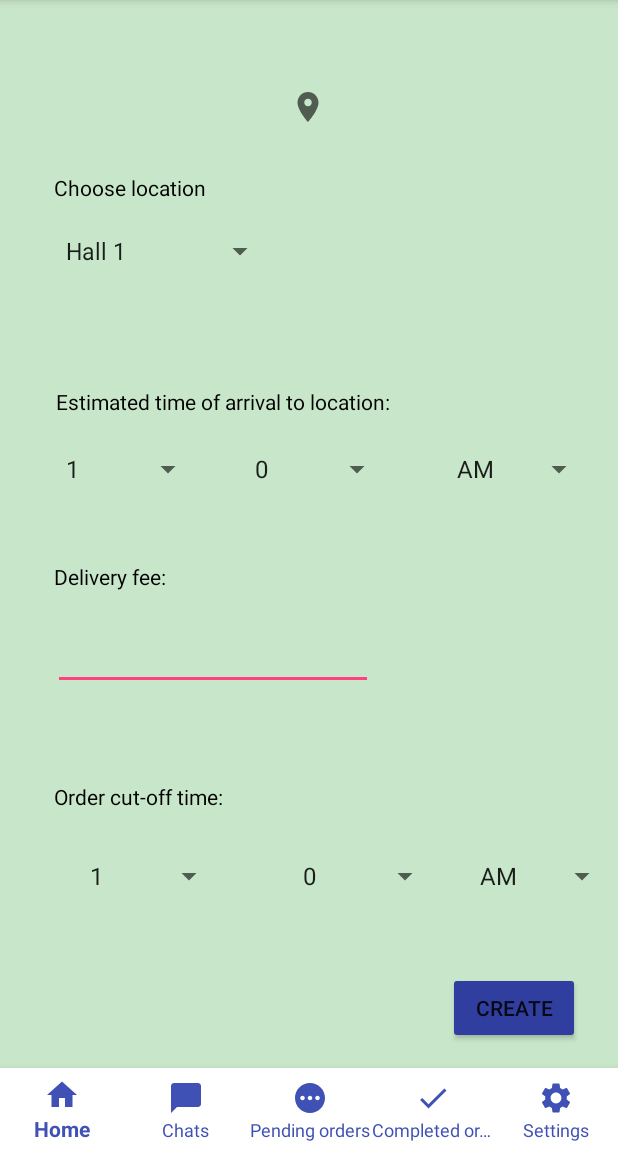
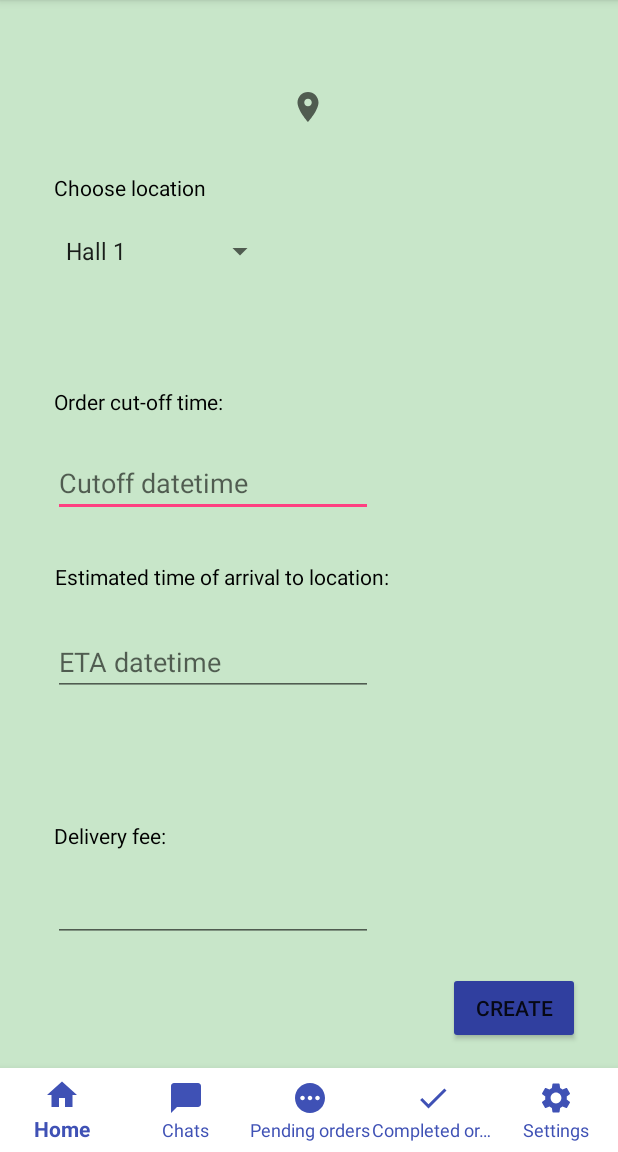
Before and after one commit to poojasnag/Sandbox, an Android app: the CreateDeliveryActivity screen opened directly, with no data from a screen before it, on a phone screen of 412 x 824 dp, the part 84-1236 px from its top. Run offline under Robolectric (Android 15) with nearby library versions, the phone set to English and light mode, and no system bars; our stand-ins replace Firebase (no records; nobody signed in at launch, a user with empty details on screens opened directly).

Commit message:
Datetime picker but cannot store value yet

```diff
--- a/app/src/main/res/layout/activity_create_delivery.xml
+++ b/app/src/main/res/layout/activity_create_delivery.xml
@@ -35,17 +35,29 @@
         app:layout_constraintVertical_bias="0.154" />
 
     <TextView
-        android:id="@+id/textView4"
+        android:id="@+id/cutoff_textview"
+        style="@style/Text"
+        android:layout_width="wrap_content"
+        android:layout_height="wrap_content"
+        android:text="@string/create_delivery_end"
+        app:layout_constraintBottom_toBottomOf="parent"
+        app:layout_constraintEnd_toEndOf="parent"
+        app:layout_constraintHorizontal_bias="0.121"
+        app:layout_constraintStart_toStartOf="parent"
+        app:layout_constraintTop_toTopOf="parent"
+        app:layout_constraintVertical_bias="0.345" />
+
+    <TextView
+        android:id="@+id/eta_textview"
         style="@style/Text"
         android:layout_width="wrap_content"
         android:layout_height="wrap_content"
         android:text="@string/create_delivery_time"
         app:layout_constraintBottom_toBottomOf="parent"
         app:layout_constraintEnd_toEndOf="parent"
-        app:layout_constraintHorizontal_bias="0.196"
+        app:layout_constraintHorizontal_bias="0.194"
         app:layout_constraintStart_toStartOf="parent"
-        app:layout_constraintTop_toTopOf="parent"
-        app:layout_constraintVertical_bias="0.345" />
+        app:layout_constraintTop_toTopOf="parent" />
 
     <Spinner
         android:id="@+id/create_delivery_select_location"
@@ -59,42 +71,35 @@
         app:layout_constraintTop_toTopOf="parent"
         app:layout_constraintVertical_bias="0.209" />
 
-    <Spinner
-        android:id="@+id/create_delivery_ETA_hour"
-        android:layout_width="100dp"
+    <EditText
+        android:id="@+id/cutoff_datetime"
+        android:layout_width="wrap_content"
         android:layout_height="wrap_content"
-        android:layout_marginStart="36dp"
-        android:entries="@array/hours"
-        app:layout_constraintBottom_toBottomOf="parent"
+        android:layout_marginTop="4dp"
+        android:ems="10"
+        android:inputType="none"
+        android:hint="Cutoff datetime"
+        app:layout_constraintBottom_toTopOf="@+id/create_delivery_fee_text"
+        app:layout_constraintEnd_toEndOf="parent"
+        app:layout_constraintHorizontal_bias="0.179"
         app:layout_constraintStart_toStartOf="parent"
-        app:layout_constraintTop_toTopOf="parent"
-        app:layout_constraintVertical_bias="0.404" />
+        app:layout_constraintTop_toBottomOf="@+id/cutoff_textview"
+        app:layout_constraintVertical_bias="0.082" />
 
-    <Spinner
-        android:id="@+id/create_delivery_ETA_min"
-        android:layout_width="100dp"
+    <EditText
+        android:id="@+id/eta_datetime"
+        android:layout_width="wrap_content"
         android:layout_height="wrap_content"
-        android:layout_marginEnd="40dp"
-        android:entries="@array/minutes"
-        app:layout_constraintBottom_toBottomOf="parent"
+        android:layout_marginTop="4dp"
+        android:ems="10"
+        android:inputType="none"
+        android:hint="ETA datetime"
+        app:layout_constraintBottom_toTopOf="@+id/create_delivery_fee_text"
         app:layout_constraintEnd_toEndOf="parent"
-        app:layout_constraintHorizontal_bias="0.192"
-        app:layout_constraintStart_toEndOf="@+id/create_delivery_ETA_hour"
-        app:layout_constraintTop_toTopOf="parent"
-        app:layout_constraintVertical_bias="0.404" />
-
-    <Spinner
-        android:id="@+id/am_or_pm"
-        android:layout_width="100dp"
-        android:layout_height="wrap_content"
-        android:entries="@array/am_pm"
-        android:spinnerMode="dropdown"
-        app:layout_constraintBottom_toBottomOf="parent"
-        app:layout_constraintEnd_toEndOf="parent"
-        app:layout_constraintHorizontal_bias="0.694"
-        app:layout_constraintStart_toEndOf="@+id/create_delivery_ETA_min"
-        app:layout_constraintTop_toTopOf="parent"
-        app:layout_constraintVertical_bias="0.404" />
+        app:layout_constraintHorizontal_bias="0.179"
+        app:layout_constraintStart_toStartOf="parent"
+        app:layout_constraintTop_toBottomOf="@+id/cutoff_textview"
+        app:layout_constraintVertical_bias="0.621" />
 
     <EditText
         android:id="@+id/create_delivery_fee"
@@ -108,7 +113,8 @@
         app:layout_constraintHorizontal_bias="0.179"
         app:layout_constraintStart_toStartOf="parent"
         app:layout_constraintTop_toTopOf="parent"
-        app:layout_constraintVertical_bias="0.574" />
+        app:layout_constraintVertical_bias="0.806" />
+
 
     <TextView
         android:id="@+id/create_delivery_fee_text"
@@ -120,59 +126,8 @@
         app:layout_constraintEnd_toEndOf="parent"
         app:layout_constraintHorizontal_bias="0.107"
         app:layout_constraintStart_toStartOf="parent"
-        app:layout_constraintTop_toTopOf="parent" />
-
-    <TextView
-        android:id="@+id/create_delivery_cutoff_text"
-        style="@style/Text"
-        android:layout_width="wrap_content"
-        android:layout_height="wrap_content"
-        android:text="@string/create_delivery_end"
-        app:layout_constraintBottom_toBottomOf="parent"
-        app:layout_constraintEnd_toEndOf="parent"
-        app:layout_constraintHorizontal_bias="0.121"
-        app:layout_constraintStart_toStartOf="parent"
         app:layout_constraintTop_toTopOf="parent"
-        app:layout_constraintVertical_bias="0.696" />
-
-
-    <Spinner
-        android:id="@+id/cutoff_time_hour"
-        android:layout_width="98dp"
-        android:layout_height="wrap_content"
-        android:layout_marginStart="52dp"
-        android:entries="@array/hours"
-        app:layout_constraintBottom_toBottomOf="parent"
-        app:layout_constraintStart_toStartOf="parent"
-        app:layout_constraintTop_toTopOf="parent"
-        app:layout_constraintVertical_bias="0.769" />
-
-    <Spinner
-        android:id="@+id/cutoff_time_min"
-        android:layout_width="100dp"
-        android:layout_height="wrap_content"
-        android:layout_marginStart="44dp"
-        android:layout_marginEnd="40dp"
-        android:entries="@array/minutes"
-        app:layout_constraintBottom_toBottomOf="parent"
-        app:layout_constraintEnd_toEndOf="parent"
-        app:layout_constraintHorizontal_bias="0.0"
-        app:layout_constraintStart_toEndOf="@+id/cutoff_time_hour"
-        app:layout_constraintTop_toTopOf="parent"
-        app:layout_constraintVertical_bias="0.769" />
-
-    <Spinner
-        android:id="@+id/cutoff_time_am_or_pm"
-        android:layout_width="100dp"
-        android:layout_height="wrap_content"
-        android:layout_marginStart="43dp"
-        android:entries="@array/am_pm"
-        app:layout_constraintBottom_toBottomOf="parent"
-        app:layout_constraintEnd_toEndOf="parent"
-        app:layout_constraintHorizontal_bias="1.0"
-        app:layout_constraintStart_toEndOf="@+id/cutoff_time_min"
-        app:layout_constraintTop_toTopOf="parent"
-        app:layout_constraintVertical_bias="0.769" />
+        app:layout_constraintVertical_bias="0.731" />
 
     <TextView
         android:id="@+id/create_delivery_from_location"
@@ -199,4 +154,6 @@
         app:layout_constraintHorizontal_bias="0.922"
         app:layout_constraintStart_toStartOf="parent" />
 
+
+
 </androidx.constraintlayout.widget.ConstraintLayout>
```
Also changed, not shown: app/src/main/java/com/sandbox/chat/CreateDeliveryActivity.java (+60 -20 lines).
